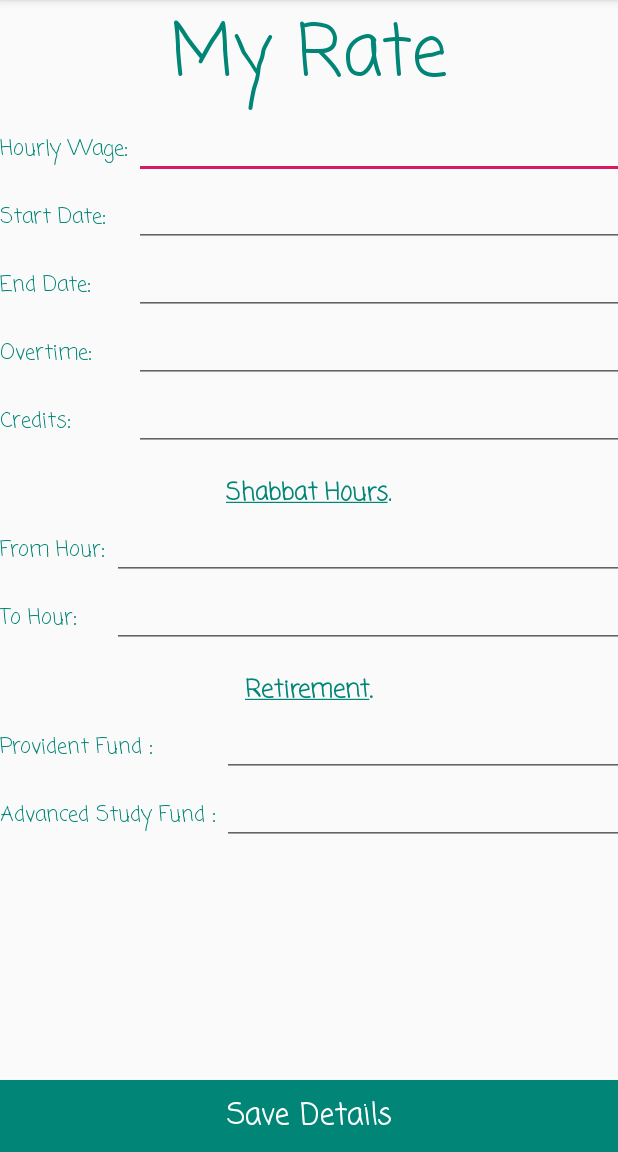
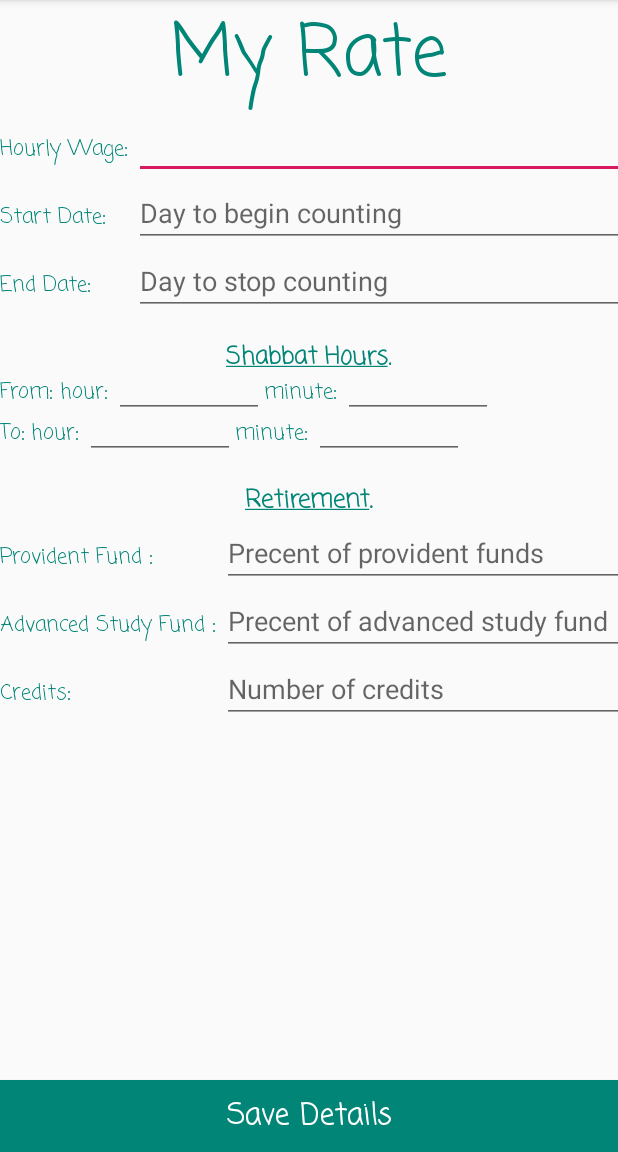
Before and after one commit to avgimatan/CheckMyPay_Final_Project, an Android app: the RateActivity screen opened directly, with no data from a screen before it, on a phone screen of 412 x 824 dp, the part 84-1236 px from its top. Run offline under Robolectric (Android 15) with nearby library versions, the phone set to English and light mode, and no system bars.

Commit message:
string, user and rate

```diff
--- a/app/src/main/java/com/example/checkmypay/RateActivity.java
+++ b/app/src/main/java/com/example/checkmypay/RateActivity.java
@@ -15,7 +15,7 @@ public class RateActivity extends AppCompatActivity {
 
     private LinearLayout linearLayout;
 
-    private EditText input_wage, input_startDate, input_endDate, input_overtime, input_credits,
+    private EditText input_wage, input_startDate, input_endDate, input_credits,
             input_fromHour, input_toHour, input_providentFund, input_advancedStudyFund;
 
     @Override
@@ -26,13 +26,11 @@ public class RateActivity extends AppCompatActivity {
         input_wage = findViewById(R.id.rate_input_hourly_wage);
         input_startDate = findViewById(R.id.rate_input_start_date);
         input_endDate = findViewById(R.id.rate_input_end_date);
-        input_overtime = findViewById(R.id.rate_input_overtime);
-        input_credits = findViewById(R.id.rate_input_credits);
         input_fromHour = findViewById(R.id.rate_input_from_hour);
         input_toHour = findViewById(R.id.rate_input_to_hour);
         input_providentFund = findViewById(R.id.rate_input_provident_funds);
         input_advancedStudyFund = findViewById(R.id.rate_input_advanced_study_fund);
-
+        input_credits = findViewById(R.id.rate_input_credits);
 
 
 
--- a/app/src/main/java/com/example/checkmypay/User.java
+++ b/app/src/main/java/com/example/checkmypay/User.java
@@ -4,13 +4,10 @@ import com.google.type.Date;
 
 import java.io.Serializable;
 
-// input_wage, input_startDate, input_endDate, input_overtime, input_credits,
-//            input_fromHour, input_toHour, input_providentFund, input_advancedStudyFund;
-
 public class User implements Serializable {
     private String email, password;
-    private float hourlyWage, overtime, credits;
-    private Date startDate, endDate;
+    private float hourlyWage, providentFund, advancedStudyFund, credits;
+    private int startDate, endDate, shabbatFromHour, shabbatToHour, shabbatFromMin, shabbatToMin;
 
     public User() {
     }
--- a/app/src/main/res/layout/activity_rate.xml
+++ b/app/src/main/res/layout/activity_rate.xml
@@ -21,7 +21,7 @@
     <GridLayout
         android:layout_width="fill_parent"
         android:layout_height="wrap_content"
-        android:rowCount="5"
+        android:rowCount="3"
         android:columnCount="2" >
 
         <TextView
@@ -33,7 +33,7 @@
 
         <EditText
             android:id="@+id/rate_input_hourly_wage"
-            android:layout_width="fill_parent"
+            android:layout_width="match_parent"
             android:layout_height="wrap_content" />
 
         <TextView
@@ -46,7 +46,8 @@
         <EditText
             android:id="@+id/rate_input_start_date"
             android:layout_width="fill_parent"
-            android:layout_height="wrap_content" />
+            android:layout_height="wrap_content"
+            android:hint="@string/hint_rate_startDate"/>
 
         <TextView
             android:layout_width="wrap_content"
@@ -58,35 +59,13 @@
         <EditText
             android:id="@+id/rate_input_end_date"
             android:layout_width="fill_parent"
-            android:layout_height="wrap_content" />
-
-        <TextView
-            android:layout_width="wrap_content"
             android:layout_height="wrap_content"
-            android:fontFamily="casual"
-            android:text="Overtime: "
-            android:textColor="@color/colorPrimary" />
-
-        <EditText
-            android:id="@+id/rate_input_overtime"
-            android:layout_width="fill_parent"
-            android:layout_height="wrap_content" />
-
-        <TextView
-            android:layout_width="wrap_content"
-            android:layout_height="wrap_content"
-            android:fontFamily="casual"
-            android:text="Credits: "
-            android:textColor="@color/colorPrimary" />
-
-        <EditText
-            android:id="@+id/rate_input_credits"
-            android:layout_width="fill_parent"
-            android:layout_height="wrap_content" />
+            android:hint="@string/hint_rate_endDate" />
 
     </GridLayout>
 
     <TextView
+        android:id="@+id/id_check"
         android:layout_width="wrap_content"
         android:layout_height="wrap_content"
         android:layout_marginTop="@dimen/fab_margin"
@@ -97,37 +76,99 @@
         android:textStyle="bold"
         android:textColor="@color/colorPrimary" />
 
-    <GridLayout
-        android:layout_width="fill_parent"
+        <LinearLayout
+            android:layout_width="match_parent"
+            android:layout_height="wrap_content" >
+
+            <TextView
+                android:id="@+id/txt_from"
+                android:layout_width="wrap_content"
                 android:layout_height="wrap_content"
-        android:rowCount="2"
-        android:columnCount="2" >
+                android:fontFamily="casual"
+                android:text="From: "
+                android:textColor="@color/colorPrimary" />
+
+            <TextView
+                android:id="@+id/txt_from_hour"
+                android:layout_width="wrap_content"
+                android:layout_height="wrap_content"
+                android:layout_below="@+id/id_check"
+                android:layout_toRightOf="@+id/txt_from"
+                android:fontFamily="casual"
+                android:text="hour: "
+                android:textColor="@color/colorPrimary" />
+
+            <EditText
+                android:id="@+id/rate_input_from_hour"
+                android:layout_width="100dp"
+                android:layout_height="wrap_content"
+                android:textSize="@dimen/cardview_compat_inset_shadow"
+                android:layout_below="@+id/id_check"
+                android:layout_toRightOf="@+id/txt_from_hour"
+                android:inputType="time"/>
+
+            <TextView
+                android:id="@+id/txt_from_minute"
+                android:layout_width="wrap_content"
+                android:layout_height="wrap_content"
+                android:layout_below="@+id/id_check"
+                android:layout_toRightOf="@+id/rate_input_from_hour"
+                android:fontFamily="casual"
+                android:text="minute: "
+                android:textColor="@color/colorPrimary" />
+
+            <EditText
+                android:id="@+id/rate_input_from_minute"
+                android:layout_width="100dp"
+                android:layout_height="wrap_content"
+                android:textSize="@dimen/cardview_compat_inset_shadow"
+                android:layout_below="@+id/id_check"
+                android:layout_toRightOf="@+id/txt_from_minute"
+                android:inputType="time" />
+
+
+        </LinearLayout>
+
+        <LinearLayout
+            android:layout_width="match_parent"
+            android:layout_height="wrap_content">
 
             <TextView
                 android:layout_width="wrap_content"
                 android:layout_height="wrap_content"
                 android:fontFamily="casual"
-            android:text="From Hour: "
+                android:text="To: "
                 android:textColor="@color/colorPrimary" />
-
-        <EditText
-            android:id="@+id/rate_input_from_hour"
-            android:layout_width="fill_parent"
-            android:layout_height="wrap_content" />
 
             <TextView
                 android:layout_width="wrap_content"
                 android:layout_height="wrap_content"
                 android:fontFamily="casual"
-            android:text="To Hour: "
+                android:text="hour: "
                 android:textColor="@color/colorPrimary" />
 
             <EditText
                 android:id="@+id/rate_input_to_hour"
-            android:layout_width="fill_parent"
-            android:layout_height="wrap_content" />
+                android:layout_width="100dp"
+                android:layout_height="wrap_content"
+                android:textSize="@dimen/cardview_compat_inset_shadow"
+                android:inputType="time"/>
 
-    </GridLayout>
+            <TextView
+                android:layout_width="wrap_content"
+                android:layout_height="wrap_content"
+                android:fontFamily="casual"
+                android:text="minute: "
+                android:textColor="@color/colorPrimary" />
+
+            <EditText
+                android:id="@+id/rate_input_to_minute"
+                android:layout_width="100dp"
+                android:layout_height="wrap_content"
+                android:textSize="@dimen/cardview_compat_inset_shadow"
+                android:inputType="time"/>
+
+        </LinearLayout>
 
     <TextView
         android:layout_width="wrap_content"
@@ -143,7 +184,7 @@
     <GridLayout
         android:layout_width="fill_parent"
         android:layout_height="wrap_content"
-        android:rowCount="2"
+        android:rowCount="3"
         android:columnCount="2" >
 
         <TextView
@@ -156,7 +197,8 @@
         <EditText
             android:id="@+id/rate_input_provident_funds"
             android:layout_width="fill_parent"
-            android:layout_height="wrap_content" />
+            android:layout_height="wrap_content"
+            android:hint="@string/hint_provident_funds"/>
 
         <TextView
             android:layout_width="wrap_content"
@@ -168,7 +210,21 @@
         <EditText
             android:id="@+id/rate_input_advanced_study_fund"
             android:layout_width="fill_parent"
-            android:layout_height="wrap_content" />
+            android:layout_height="wrap_content"
+            android:hint="@string/hint_advanced_study_fund" />
+
+        <TextView
+            android:layout_width="wrap_content"
+            android:layout_height="wrap_content"
+            android:fontFamily="casual"
+            android:text="Credits: "
+            android:textColor="@color/colorPrimary" />
+
+        <EditText
+            android:id="@+id/rate_input_credits"
+            android:layout_width="fill_parent"
+            android:layout_height="wrap_content"
+            android:hint="@string/hint_credits" />
 
     </GridLayout>
 
--- a/app/src/main/res/values/strings.xml
+++ b/app/src/main/res/values/strings.xml
@@ -7,4 +7,9 @@
     <string name="title_activity_salary">Salary Activity</string>
     <string name="txt_shabbat_hours"><u>Shabbat Hours</u>.</string>
     <string name="txt_retirement"><u>Retirement</u>.</string>
+    <string name="hint_rate_startDate">Day to begin counting</string>
+    <string name="hint_rate_endDate">Day to stop counting</string>
+    <string name="hint_provident_funds">Precent of provident funds</string>
+    <string name="hint_advanced_study_fund">Precent of advanced study fund</string>
+    <string name="hint_credits">Number of credits</string>
 </resources>
```
Lines whose indentation alone changed are shown as unchanged.
